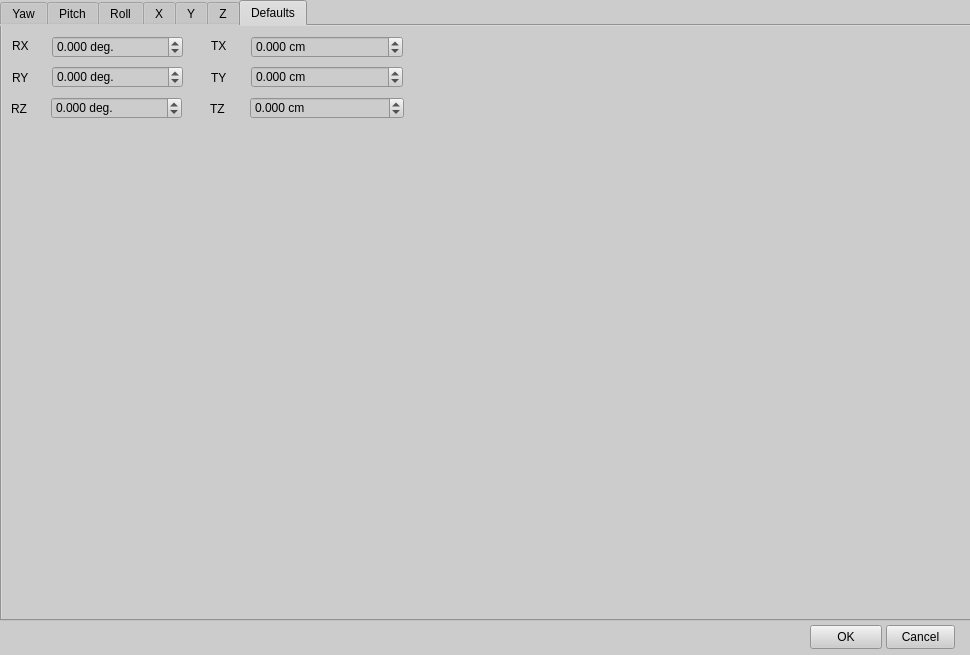
The window that facetracknoir/ftnoir_curves.ui (opentrack/opentrack) describes before a commit, drawn with Qt 5.
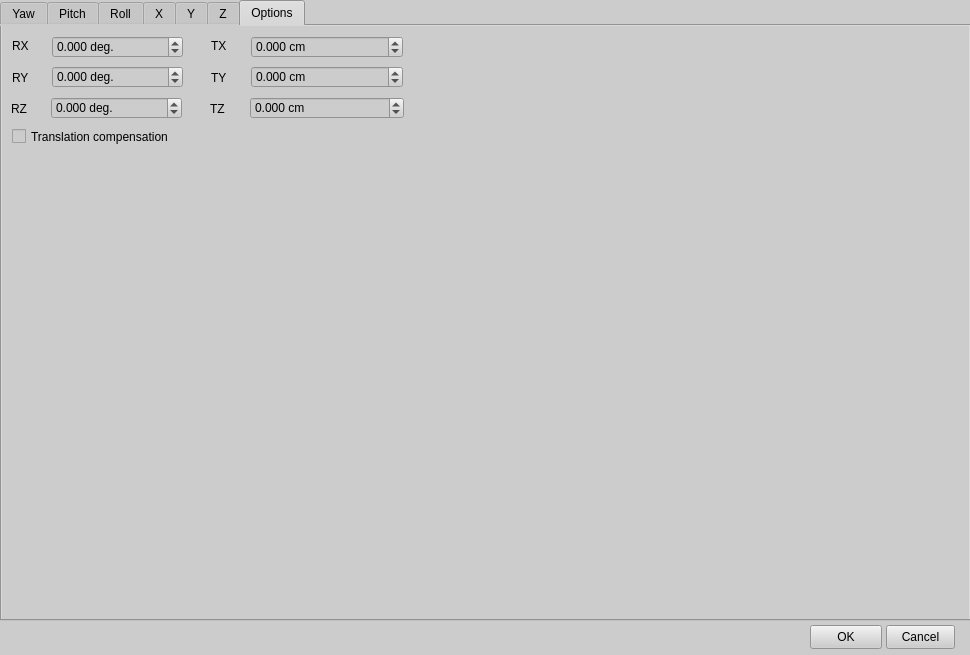
The same window after the commit. The open tabs and pages were chosen to show the change. Icons and pictures are not drawn. Custom widgets are drawn as their Qt base class.

Commit message: add translation compensation

```diff
--- a/facetracknoir/ftnoir_curves.ui
+++ b/facetracknoir/ftnoir_curves.ui
@@ -99,7 +99,7 @@
     <rect>
      <x>0</x>
      <y>0</y>
-     <width>984</width>
+     <width>971</width>
      <height>621</height>
     </rect>
    </property>
@@ -648,7 +648,7 @@
    </widget>
    <widget class="QWidget" name="tabWidgetPage7">
     <attribute name="title">
-     <string>Defaults</string>
+     <string>Options</string>
     </attribute>
     <widget class="QLabel" name="label">
      <property name="geometry">
@@ -860,6 +860,25 @@
       <string>TZ</string>
      </property>
     </widget>
+    <widget class="QCheckBox" name="checkBox">
+     <property name="geometry">
+      <rect>
+       <x>10</x>
+       <y>100</y>
+       <width>192</width>
+       <height>21</height>
+      </rect>
+     </property>
+     <property name="sizePolicy">
+      <sizepolicy hsizetype="Preferred" vsizetype="Preferred">
+       <horstretch>0</horstretch>
+       <verstretch>0</verstretch>
+      </sizepolicy>
+     </property>
+     <property name="text">
+      <string>Translation compensation</string>
+     </property>
+    </widget>
    </widget>
   </widget>
  </widget>
```
Left out of the diff: 2 changed lines with no effect on the pictures. The commit also changes 4 other files.
